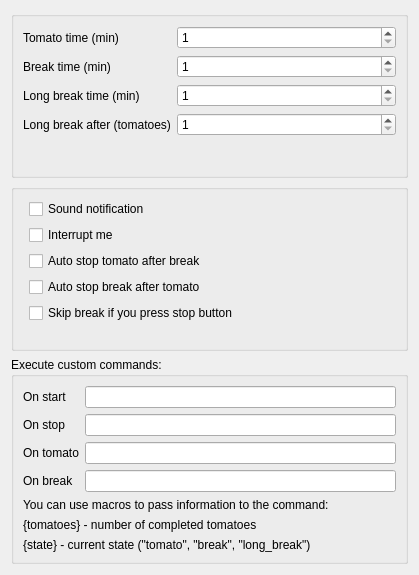
Old version of the form CherryTomato/settings_ui.ui in the repository yakimka/CherryTomato.
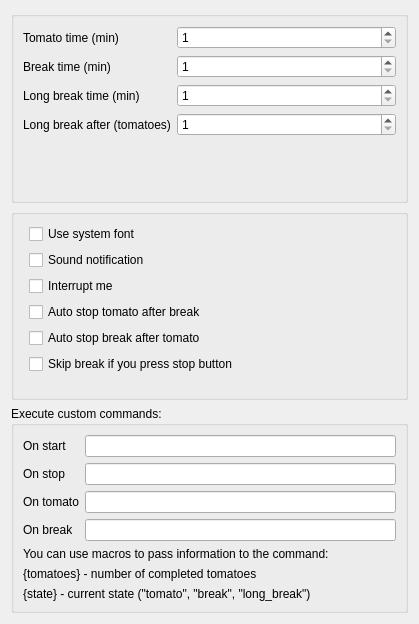
New version of the form.

Commit message: Add NotoSans font (#12)

```diff
--- a/CherryTomato/settings_ui.ui
+++ b/CherryTomato/settings_ui.ui
@@ -7,7 +7,7 @@
     <x>0</x>
     <y>0</y>
     <width>419</width>
-    <height>575</height>
+    <height>624</height>
    </rect>
   </property>
   <property name="windowTitle">
@@ -88,7 +88,7 @@
       <string/>
      </property>
      <layout class="QFormLayout" name="formLayout_2">
-      <item row="0" column="1">
+      <item row="1" column="1">
        <widget class="QCheckBox" name="notification">
         <property name="layoutDirection">
          <enum>Qt::LeftToRight</enum>
@@ -107,7 +107,7 @@
         </property>
        </widget>
       </item>
-      <item row="1" column="1">
+      <item row="2" column="1">
        <widget class="QCheckBox" name="interrupt">
         <property name="sizePolicy">
          <sizepolicy hsizetype="Minimum" vsizetype="Fixed">
@@ -126,7 +126,7 @@
         </property>
        </widget>
       </item>
-      <item row="2" column="1">
+      <item row="3" column="1">
        <widget class="QCheckBox" name="autoStopTomato">
         <property name="layoutDirection">
          <enum>Qt::LeftToRight</enum>
@@ -136,7 +136,7 @@
         </property>
        </widget>
       </item>
-      <item row="3" column="1">
+      <item row="4" column="1">
        <widget class="QCheckBox" name="autoStopBreak">
         <property name="layoutDirection">
          <enum>Qt::LeftToRight</enum>
@@ -146,7 +146,7 @@
         </property>
        </widget>
       </item>
-      <item row="4" column="1">
+      <item row="5" column="1">
        <widget class="QCheckBox" name="switchToTomatoOnAbort">
         <property name="minimumSize">
          <size>
@@ -162,6 +162,13 @@
         </property>
        </widget>
       </item>
+      <item row="0" column="1">
+       <widget class="QCheckBox" name="useSystemFont">
+        <property name="text">
+         <string>Use system font</string>
+        </property>
+       </widget>
+      </item>
      </layout>
     </widget>
    </item>
```
The commit also changes 8 other files.
